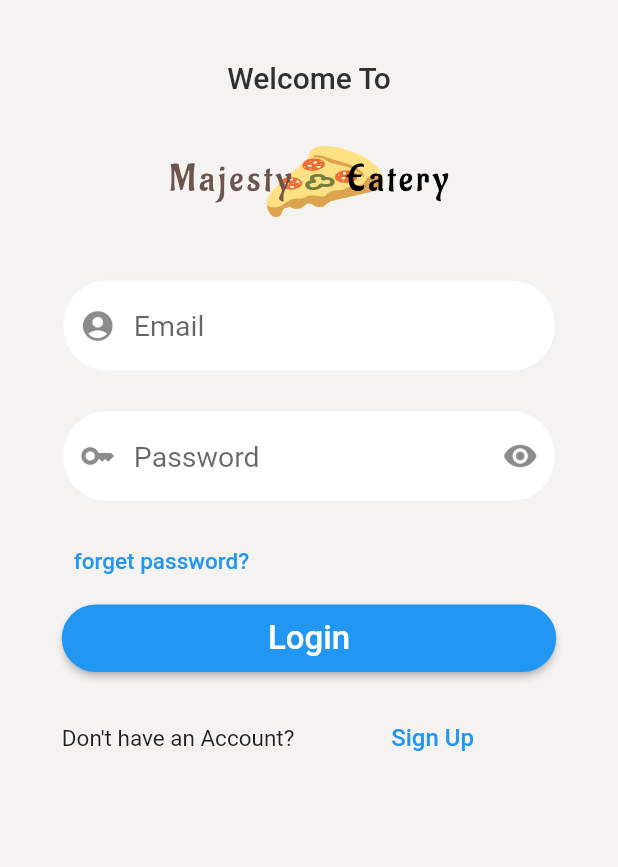
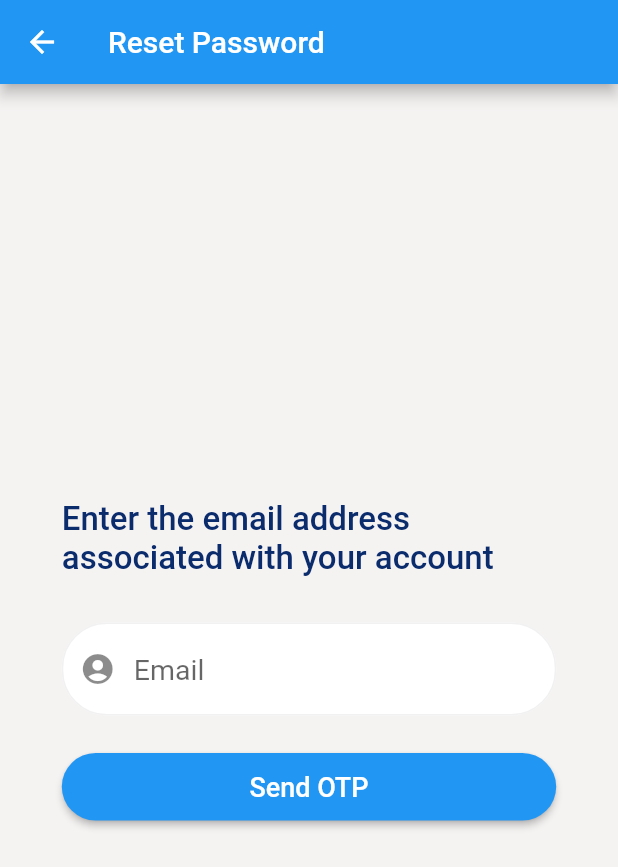
Before and after one commit to tsering-hub/majestry_mobile_app, a Flutter app: the screen it shows after launch, after a tap on "forget password?", on a phone screen of 412 x 824 dp. Shown: the top 867 px of the screen. Run offline on Flutter 3.47's test engine with Material 2 defaults, Android fonts, the phone set to English and light mode, and no system bars; our stand-ins replace animated_splash_screen, dio, flutter_svg, lottie, motion_toast, shared_preferences; network calls fail.

Commit message:
forget password emailscreen

```diff
--- a/lib/main.dart
+++ b/lib/main.dart
@@ -1,4 +1,5 @@
 import 'package:flutter/material.dart';
+import 'package:majestry_mobile_app/screens/forgetpassword/email_screen.dart';
 import 'package:majestry_mobile_app/screens/home/home_screen.dart';
 import 'package:majestry_mobile_app/screens/login/login_screen.dart';
 import 'package:majestry_mobile_app/screens/register/register_screen.dart';
@@ -13,6 +14,7 @@ void main() {
       "/loginScreen": (context) => const LoginScreen(),
       "/registerScreen": (context) => const RegistrationScreen(),
       "/homeScreen": (context) => const HomeScreen(),
+      "/forgetpasswordEmailScreen": (context) => const EmailScreen()
     },
   ));
 }
--- /dev/null
+++ b/lib/screens/forgetpassword/email_screen.dart
@@ -0,0 +1,84 @@
+import 'package:flutter/material.dart';
+
+class EmailScreen extends StatefulWidget {
+  const EmailScreen({Key? key}) : super(key: key);
+
+  @override
+  State<EmailScreen> createState() => _EmailScreenState();
+}
+
+class _EmailScreenState extends State<EmailScreen> {
+  @override
+  Widget build(BuildContext context) {
+    var size = MediaQuery.of(context).size;
+    return SafeArea(
+        child: Scaffold(
+      appBar: AppBar(
+        title: const Text("Reset Password"),
+      ),
+      backgroundColor: const Color.fromARGB(255, 245, 242, 242),
+      body: Form(
+          child: Center(
+        child: Column(
+          mainAxisAlignment: MainAxisAlignment.center,
+          children: [
+            Container(
+              margin: const EdgeInsets.only(bottom: 30),
+              width: size.width * 0.8,
+              child: const Text(
+                "Enter the email address associated with your account",
+                style: TextStyle(
+                  color: Color.fromARGB(255, 10, 43, 108),
+                  fontSize: 22,
+                  fontWeight: FontWeight.w500,
+                ),
+              ),
+            ),
+            Container(
+              margin: const EdgeInsets.only(bottom: 25),
+              width: size.width * 0.8,
+              child: TextFormField(
+                key: const ValueKey("txtUsername"),
+                validator: (value) {
+                  if (value!.isEmpty) {
+                    return 'Please enter Email';
+                  }
+                  return null;
+                },
+                style: const TextStyle(fontSize: 19),
+                decoration: const InputDecoration(
+                  filled: true,
+                  fillColor: Colors.white,
+                  hintText: "Email",
+                  prefixIcon: Icon(Icons.account_circle),
+                  enabledBorder: OutlineInputBorder(
+                    borderSide: BorderSide(color: Color(0xFFF1F1F1)),
+                    borderRadius: BorderRadius.all(Radius.circular(30.0)),
+                  ),
+                  focusedBorder: OutlineInputBorder(
+                    borderSide: BorderSide(color: Color(0xFFC7C7C7)),
+                    borderRadius: BorderRadius.all(Radius.circular(30.0)),
+                  ),
+                ),
+              ),
+            ),
+            SizedBox(
+              width: size.width * 0.8,
+              height: 45,
+              child: ElevatedButton(
+                key: const ValueKey("btnLogin"),
+                onPressed: () {},
+                style: ButtonStyle(
+                    shape: MaterialStateProperty.all(RoundedRectangleBorder(
+                        borderRadius: BorderRadius.circular(30.0)))),
+                child: const Text("Send OTP",
+                    style:
+                        TextStyle(fontSize: 18, fontWeight: FontWeight.w500)),
+              ),
+            ),
+          ],
+        ),
+      )),
+    ));
+  }
+}
--- a/lib/screens/login/login_screen.dart
+++ b/lib/screens/login/login_screen.dart
@@ -138,7 +138,10 @@ class _LoginScreenState extends State<LoginScreen> {
                     alignment: Alignment.bottomLeft,
                     width: size.width * 0.8,
                     child: TextButton(
-                      onPressed: () {},
+                      onPressed: () {
+                        Navigator.pushNamed(
+                            context, "/forgetpasswordEmailScreen");
+                      },
                       child: const Text(
                         "forget password?",
                         style: TextStyle(fontSize: 15),
```
Also changed, not shown: pubspec.lock.
